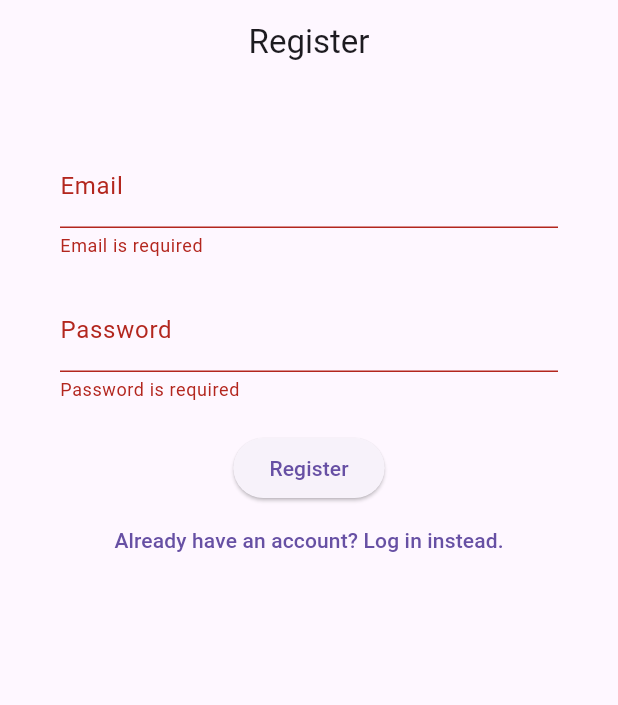
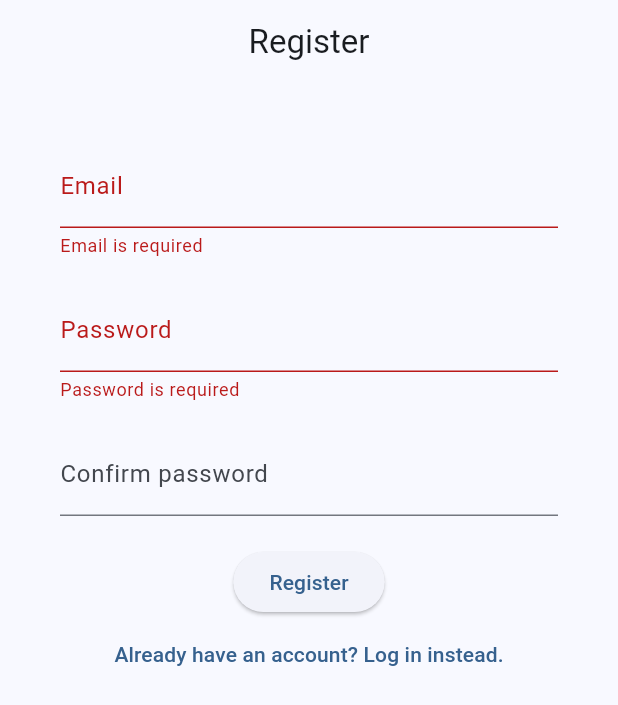
Before and after one commit to benjo-m/memowise, a Flutter app: the RegisterView screen opened directly, after a tap on "Register", on a phone screen of 412 x 824 dp. Shown: the top 705 px of the screen. Run offline on Flutter 3.47's test engine with Material 3 defaults, Android fonts, the phone set to English and light mode, and no system bars; our stand-ins replace firebase_auth, firebase_core; accounts and stored records are empty; generated files the repository leaves out were written again.

Commit message:
finished login, register, verify email features

```diff
--- a/mobile/lib/main.dart
+++ b/mobile/lib/main.dart
@@ -17,10 +17,11 @@ class MyApp extends StatelessWidget {
   @override
   Widget build(BuildContext context) {
     return MaterialApp(
+      debugShowCheckedModeBanner: false,
       title: 'Flutter Demo',
       theme: ThemeData(
-        useMaterial3: true,
-      ),
+          useMaterial3: true,
+          colorScheme: ColorScheme.fromSeed(seedColor: Colors.blue)),
       home: const LoginView(),
     );
   }
--- a/mobile/lib/services/auth/firebase_auth_provider.dart
+++ b/mobile/lib/services/auth/firebase_auth_provider.dart
@@ -96,4 +96,8 @@ class FirebaseAuthProvider {
       throw UserNotLoggedInAuthException();
     }
   }
+
+  Future<void> reloadUser() async {
+    return FirebaseAuth.instance.currentUser?.reload();
+  }
 }
--- a/mobile/lib/views/register_view.dart
+++ b/mobile/lib/views/register_view.dart
@@ -4,6 +4,7 @@ import 'package:flutter/material.dart';
 import 'package:mobile/services/auth/auth_exceptions.dart';
 import 'package:mobile/services/auth/firebase_auth_provider.dart';
 import 'package:mobile/views/login_view.dart';
+import 'package:mobile/views/verify_email_view.dart';
 
 class RegisterView extends StatefulWidget {
   const RegisterView({super.key});
@@ -16,6 +17,8 @@ class _RegisterViewState extends State<RegisterView> {
   final _formKey = GlobalKey<FormState>();
   final _emailController = TextEditingController();
   final _passwordController = TextEditingController();
+  final _confirmPasswordController = TextEditingController();
+
   String _emailValidationText = "";
   String _passwordValidationText = "";
 
@@ -67,6 +70,22 @@ class _RegisterViewState extends State<RegisterView> {
                 const SizedBox(
                   height: 20,
                 ),
+                TextFormField(
+                  controller: _confirmPasswordController,
+                  decoration: const InputDecoration(
+                    labelText: 'Confirm password',
+                  ),
+                  obscureText: true,
+                  validator: (value) {
+                    if (value != _passwordController.text) {
+                      return "Passwords don't match";
+                    }
+                    return null;
+                  },
+                ),
+                const SizedBox(
+                  height: 20,
+                ),
                 ElevatedButton(
                   onPressed: () async {
                     setState(() {
@@ -79,6 +98,17 @@ class _RegisterViewState extends State<RegisterView> {
                           email: _emailController.text,
                           password: _passwordController.text,
                         );
+
+                        await FirebaseAuthProvider().sendEmailVerification();
+
+                        if (context.mounted) {
+                          Navigator.of(context).push(
+                            MaterialPageRoute(
+                              builder: (context) =>
+                                  VerifyEmailView(email: _emailController.text),
+                            ),
+                          );
+                        }
                       } on EmailAlreadyInUseAuthException {
                         setState(() {
                           _emailValidationText = "Email already in use";
@@ -111,7 +141,7 @@ class _RegisterViewState extends State<RegisterView> {
                       );
                     },
                     child:
-                        const Text("Already have an account? Log in instead."))
+                        const Text("Already have an account? Log in instead.")),
               ],
             ),
           )),
```
Also changed, not shown: mobile/lib/views/login_view.dart (+58 -26 lines), mobile/lib/views/settings_view.dart (+23 -3 lines), mobile/lib/views/verify_email_view.dart (added, +80 -0 lines).
